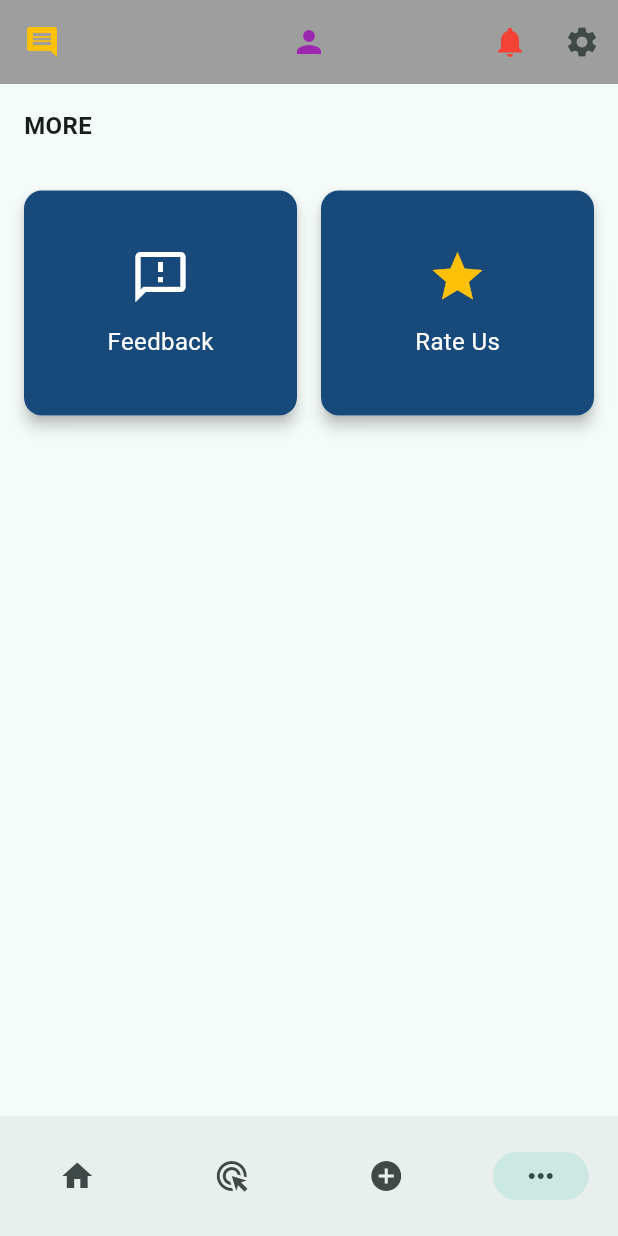
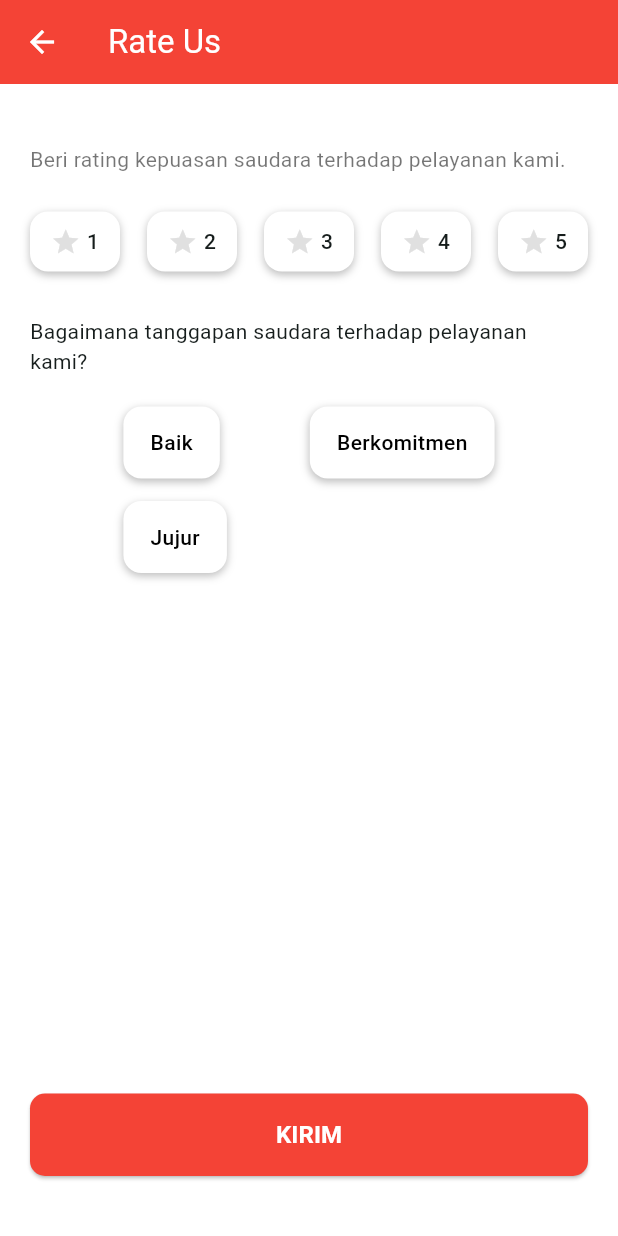
Before and after one commit to LuthfiDelvian/jaga_app, a Flutter app: the screen it shows after launch, item 4 of the bottom bar chosen, after a tap on "Rate Us", on a phone screen of 412 x 824 dp. Run offline on Flutter 3.47's test engine with Material 3 defaults, Android fonts, the phone set to English and light mode, and no system bars.

Commit message:
Update more page & add feedback, rate us

```diff
--- a/lib/views/pages/more_page.dart
+++ b/lib/views/pages/more_page.dart
@@ -1,4 +1,6 @@
 import 'package:flutter/material.dart';
+import 'package:jaga_app/views/pages/feedback_page.dart';
+import 'package:jaga_app/views/pages/rateus_page.dart';
 
 class MorePage extends StatelessWidget {
   const MorePage({super.key});
@@ -6,9 +8,11 @@ class MorePage extends StatelessWidget {
   @override
   Widget build(BuildContext context) {
     double screenWidth = MediaQuery.of(context).size.width;
-    double cardWidth = (screenWidth - 48) / 2; // 16 + 16 padding + 16 spacing
+    double cardWidth = (screenWidth - 48) / 2;
 
-    return SafeArea(
+    return Scaffold(
+      backgroundColor: Colors.white,
+      body: SafeArea(
         child: Padding(
           padding: const EdgeInsets.symmetric(horizontal: 16.0),
           child: Column(
@@ -28,16 +32,29 @@ class MorePage extends StatelessWidget {
                     label: 'Feedback',
                     iconColor: Colors.white,
                     width: cardWidth,
+                    onTap: () {
+                      Navigator.push(
+                        context,
+                        MaterialPageRoute(builder: (context) => const FeedbackPage()),
+                      );
+                    },
                   ),
                   MenuCard(
                     icon: Icons.star,
                     label: 'Rate Us',
                     iconColor: Colors.amber,
                     width: cardWidth,
+                    onTap: () {
+                      Navigator.push(
+                        context,
+                        MaterialPageRoute(builder: (context) => const RateUsPage()),
+                      );
+                    },
                   ),
                 ],
               ),
             ],
+          ),
         ),
       ),
     );
@@ -49,6 +66,7 @@ class MenuCard extends StatelessWidget {
   final String label;
   final Color iconColor;
   final double width;
+  final VoidCallback? onTap;
 
   const MenuCard({
     super.key,
@@ -56,6 +74,7 @@ class MenuCard extends StatelessWidget {
     required this.label,
     required this.width,
     this.iconColor = Colors.white,
+    this.onTap,
   });
 
   @override
@@ -64,7 +83,7 @@ class MenuCard extends StatelessWidget {
       elevation: 4,
       borderRadius: BorderRadius.circular(12),
       child: InkWell(
-        onTap: () {},
+        onTap: onTap,
         borderRadius: BorderRadius.circular(12),
         child: Container(
           width: width,
--- /dev/null
+++ b/lib/views/pages/rateus_page.dart
@@ -0,0 +1,186 @@
+import 'package:flutter/material.dart';
+
+class RateUsPage extends StatefulWidget {
+  const RateUsPage({super.key});
+
+  @override
+  State<RateUsPage> createState() => _RateUsPageState();
+}
+
+class _RateUsPageState extends State<RateUsPage> {
+  int selectedRating = 0;
+  List<String> selectedFeedback = [];
+
+  final List<String> feedbackOptions = ['Baik', 'Berkomitmen', 'Jujur'];
+
+  @override
+  Widget build(BuildContext context) {
+    return Scaffold(
+      appBar: AppBar(
+        title: const Text('Rate Us'),
+        backgroundColor: Colors.red,
+        foregroundColor: Colors.white,
+      ),
+      backgroundColor: Colors.white,
+      body: SafeArea(
+        child: Padding(
+          padding: const EdgeInsets.all(20.0),
+          child: Column(
+            crossAxisAlignment: CrossAxisAlignment.start,
+            children: [
+              const SizedBox(height: 20),
+              const Text(
+                'Beri rating kepuasan saudara terhadap pelayanan kami.',
+                style: TextStyle(fontSize: 14, color: Colors.black54),
+              ),
+              const SizedBox(height: 25),
+
+              // Rating Row
+              Row(
+                mainAxisAlignment: MainAxisAlignment.spaceBetween,
+                children: List.generate(5, (index) {
+                  return GestureDetector(
+                    onTap: () {
+                      setState(() {
+                        selectedRating = index + 1;
+                      });
+                    },
+                    child: Container(
+                      width: 60,
+                      padding: const EdgeInsets.symmetric(vertical: 10, horizontal: 6),
+                      decoration: BoxDecoration(
+                        color: Colors.white,
+                        borderRadius: BorderRadius.circular(12),
+                        boxShadow: const [
+                          BoxShadow(
+                            color: Colors.black26,
+                            blurRadius: 4,
+                            offset: Offset(0, 2),
+                          ),
+                        ],
+                      ),
+                      child: Row(
+                        mainAxisAlignment: MainAxisAlignment.center,
+                        children: [
+                          Icon(
+                            Icons.star,
+                            color: selectedRating > index
+                                ? Colors.orange
+                                : Colors.grey.shade300,
+                            size: 20,
+                          ),
+                          const SizedBox(width: 4),
+                          Text(
+                            '${index + 1}',
+                            style: const TextStyle(
+                                fontSize: 14, fontWeight: FontWeight.w500),
+                          ),
+                        ],
+                      ),
+                    ),
+                  );
+                }),
+              ),
+
+              const SizedBox(height: 30),
+              const Text(
+                'Bagaimana tanggapan saudara terhadap pelayanan kami?',
+                style: TextStyle(fontSize: 14),
+              ),
+              const SizedBox(height: 20),
+
+              // Feedback multiple selection
+              Center(
+                child: Wrap(
+                  spacing: 60,
+                  runSpacing: 15,
+                  children: feedbackOptions.map((option) {
+                    final isSelected = selectedFeedback.contains(option);
+                    return GestureDetector(
+                      onTap: () {
+                        setState(() {
+                          if (isSelected) {
+                            selectedFeedback.remove(option);
+                          } else {
+                            selectedFeedback.add(option);
+                          }
+                        });
+                      },
+                      child: Container(
+                        padding: const EdgeInsets.symmetric(horizontal: 16, vertical: 12),
+                        decoration: BoxDecoration(
+                          color: Colors.white,
+                          borderRadius: BorderRadius.circular(12),
+                          boxShadow: const [
+                            BoxShadow(
+                              color: Colors.black26,
+                              blurRadius: 4,
+                              offset: Offset(0, 2),
+                            ),
+                          ],
+                          border: Border.all(
+                            color: isSelected ? Colors.red : Colors.transparent,
+                            width: 2,
+                          ),
+                        ),
+                        child: Text(
+                          option,
+                          style: TextStyle(
+                            color: isSelected ? Colors.red : Colors.black,
+                            fontWeight: FontWeight.w500,
+                          ),
+                        ),
+                      ),
+                    );
+                  }).toList(),
+                ),
+              ),
+
+              const Spacer(),
+
+              // Submit button
+              SizedBox(
+                width: double.infinity,
+                child: ElevatedButton(
+                  style: ElevatedButton.styleFrom(
+                    backgroundColor: Colors.red,
+                    padding: const EdgeInsets.symmetric(vertical: 16),
+                    shape: RoundedRectangleBorder(
+                      borderRadius: BorderRadius.circular(10),
+                    ),
+                  ),
+                  onPressed: () {
+                    showDialog(
+                      context: context,
+                      builder: (context) => AlertDialog(
+                        title: const Text('Terima Kasih!'),
+                        content: Text(
+                          'Rating: $selectedRating\nTanggapan: ${selectedFeedback.join(", ")}',
+                        ),
+                        actions: [
+                          TextButton(
+                            onPressed: () => Navigator.pop(context),
+                            child: const Text('OK'),
+                          ),
+                        ],
+                      ),
+                    );
+                  },
+                  child: const Text(
+                    'KIRIM',
+                    style: TextStyle(
+                      fontSize: 16,
+                      fontWeight: FontWeight.bold,
+                      color: Colors.white,
+                    ),
+                  ),
+                ),
+              ),
+              const SizedBox(height: 20),
+            ],
+          ),
+        ),
+      ),
+    );
+  }
+}
```
Also changed, not shown: lib/views/pages/feedback_page.dart (added, +154 -0 lines). Lines whose indentation alone changed are shown as unchanged.
